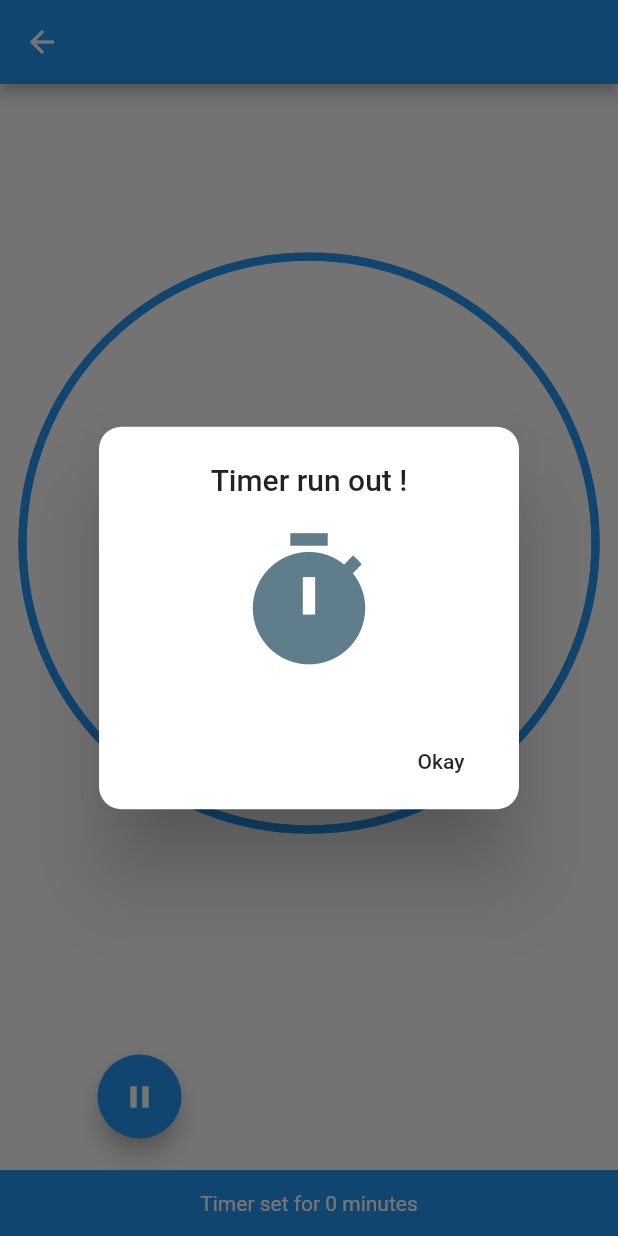
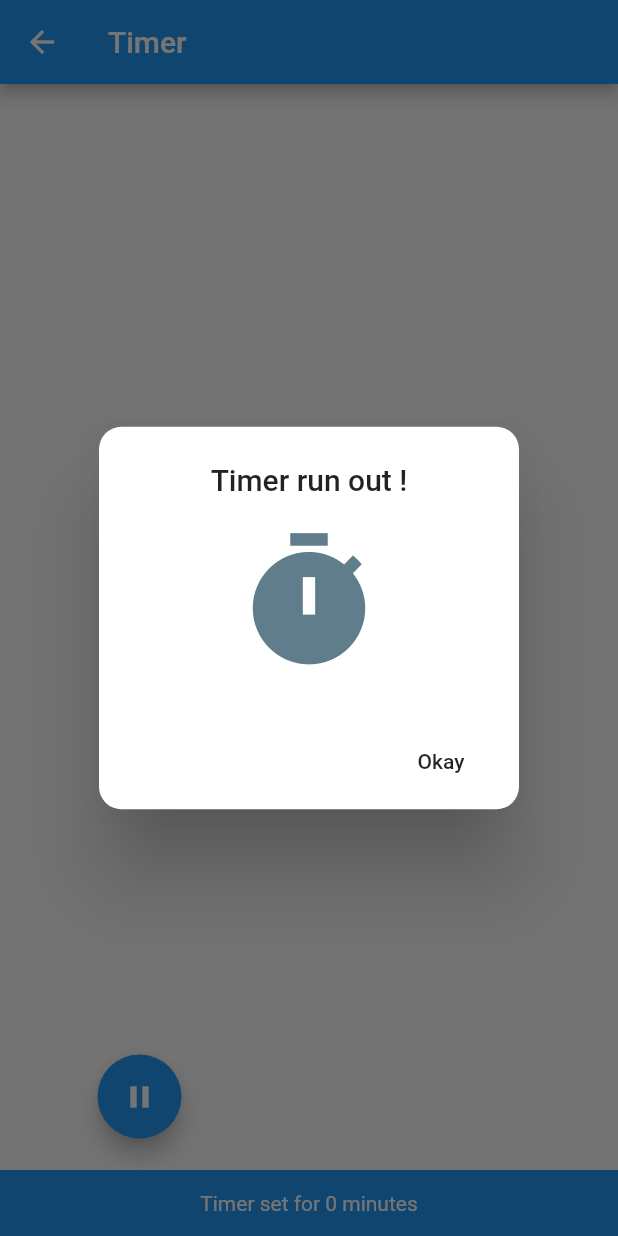
Before and after one commit to emvaized/Nice_animated_timer_app, a Flutter app: the TimerCountDown screen opened directly with empty values, on a phone screen of 412 x 824 dp. Run offline on Flutter 3.47's test engine with Material 2 defaults, Android fonts, the phone set to English and light mode, and no system bars; our stand-ins replace flutter_local_notifications; missing offline and left inert: flutter_duration_picker; statements that could not run were skipped.

Commit message:
Updated animations.

```diff
--- a/lib/ui/TimerScreen.dart
+++ b/lib/ui/TimerScreen.dart
@@ -53,18 +53,57 @@ class _TimerCountDownState extends State<TimerCountDown>
         onWillPop: () async =>
             timerIsOn ? await showWarningOnTimerRunning() : true,
         child: Scaffold(
-            appBar: AppBar(),
+            appBar: AppBar(
+              title: Text('Timer'),
+            ),
             body: Builder(builder: (BuildContext context) {
               scaffoldContext = context;
               return Padding(
-                  padding: EdgeInsets.all(15.0),
+                  padding: EdgeInsets.only(left: 15.0, right: 15.0, top: 60.0, bottom: 15.0, ),
                   child: Column(
+                    mainAxisSize: MainAxisSize.min,
                     children: <Widget>[
                       Expanded(
                           child: Align(
                               alignment: FractionalOffset.center,
                               child: AspectRatio(
                                   aspectRatio: 1.0,
+                                  child: Hero(
+                                    tag: 'showTimer',
+                                      flightShuttleBuilder: (
+                                          BuildContext flightContext,
+                                          Animation<double> animation,
+                                          HeroFlightDirection flightDirection,
+                                          BuildContext fromHeroContext,
+                                          BuildContext toHeroContext,
+                                          ) {
+                                        final Hero toHero = toHeroContext.widget;
+
+                                        if(flightDirection == HeroFlightDirection.push) {
+                                          return ScaleTransition(
+                                            scale: animation.drive(
+                                              Tween<double>(begin: 0.7, end: 1.0).chain(
+                                                CurveTween(
+                                                  curve: Curves.easeIn,
+                                                ),
+                                              ),
+                                            ),
+                                            child: toHero.child,
+                                          );
+                                        } else if (flightDirection == HeroFlightDirection.pop){
+                                          return ScaleTransition(
+                                            scale: animation.drive(
+                                              Tween<double>(begin: 1.0, end: 1.0).chain(
+                                                CurveTween(
+                                                  curve: Curves.easeIn,
+                                                ),
+                                              ),
+                                            ),
+                                            child: toHero.child,
+                                          );
+                                        }
+                                      },
+                                    child: Material(
                                       child: InkWell(
                                           borderRadius: BorderRadius.all(
                                               Radius.circular(200)),
@@ -77,77 +116,18 @@ class _TimerCountDownState extends State<TimerCountDown>
                                           },
                                           child: Stack(
                                             children: <Widget>[
-                                          Positioned.fill(
-                                              child: Hero(
-                                                  tag: 'showTimer',
-                                                  child: AnimatedBuilder(
-                                                    animation: controller,
-                                                    builder:
-                                                        (BuildContext context,
-                                                            Widget child) {
-                                                      return CustomPaint(
-                                                          painter: TimerPainter(
-                                                        animation: controller,
-                                                        backgroundColor:
-                                                            Colors.grey,
-                                                        color: timerIsPaused
-                                                            ? Colors.black45
-                                                            : Colors.blue,
-                                                      ));
-                                                    },
-                                                  ))),
-                                          Align(
-                                            alignment: FractionalOffset.center,
-                                            child: Column(
-                                              mainAxisAlignment:
-                                                  MainAxisAlignment.spaceEvenly,
-                                              children: <Widget>[
-                                                AnimatedBuilder(
-                                                    animation: controller,
-                                                    builder:
-                                                        (BuildContext context,
-                                                            Widget child) {
-                                                      return Column(
-                                                        children: <Widget>[
-                                                          Text(timeLeft,
-                                                              style: TextStyle(
-                                                                  fontSize: 90,
-                                                                  color: Colors
-                                                                      .black54,
-                                                                  fontWeight:
-                                                                      FontWeight
-                                                                          .w300)),
-                                                          !timerIsPaused
-                                                              ? Text(
-                                                                  'Timer is running',
-                                                                  style: TextStyle(
-                                                                      color: Colors
-                                                                          .blue,
-                                                                      fontSize:
-                                                                          18.0))
-                                                              : timerIsOn
-                                                                  ? Text(
-                                                                      'PAUSED',
-                                                                      style: TextStyle(
-                                                                          color: Colors
-                                                                              .grey,
-                                                                          fontSize:
-                                                                              18.0))
-                                                                  : Text(
-                                                                      'STOPPED',
-                                                                      style: TextStyle(
-                                                                          color: Colors
-                                                                              .grey,
-                                                                          fontSize:
-                                                                              18.0)),
+                                              new ProgressAnimatedCircle(
+                                                  controller: controller,
+                                                  timerIsPaused: timerIsPaused),
+                                              new TimerCountText(
+                                                  timerValue: widget.timerValue,
+                                                  controller: controller,
+                                                  timerIsPaused: timerIsPaused,
+                                                  timerIsOn: timerIsOn),
                                             ],
-                                                      );
-                                                    }),
-                                              ],
+                                          )),
                                     ),
-                                          ),
-                                        ],
-                                      ))))),
+                                  )))),
                       Container(
                         margin: EdgeInsets.all(50.0),
                         child: Row(
@@ -189,11 +169,6 @@ class _TimerCountDownState extends State<TimerCountDown>
                     ],
                   ));
             })));
-  }
-
-  String get timeLeft {
-    Duration duration = widget.timerValue * controller.value;
-    return '${duration.inHours}:${duration.inMinutes % 60}:${(duration.inSeconds % 60).toString().padLeft(2, '0')}';
   }
 
   startTimer() {
@@ -266,17 +241,11 @@ class _TimerCountDownState extends State<TimerCountDown>
         builder: ((_) => AlertDialog(
               shape: RoundedRectangleBorder(
                   borderRadius: BorderRadius.all(Radius.circular(15.0))),
-              title: new Text(
+              title: Text(
                 'Timer run out !',
                 textAlign: TextAlign.center,
               ),
-              content: new Column(
-                mainAxisSize: MainAxisSize.min,
-                mainAxisAlignment: MainAxisAlignment.center,
-                children: <Widget>[
-                  Icon(Icons.timer, size: 100, color: Colors.blueGrey)
-                ],
-              ),
+              content: Icon(Icons.timer, size: 100, color: Colors.blueGrey),
               actions: <Widget>[
                 new FlatButton(
                     onPressed: () => {
@@ -286,6 +255,7 @@ class _TimerCountDownState extends State<TimerCountDown>
                             timerPausedValue = null;
                             timerIsPaused = true;
                           }),
+                          Navigator.of(context).pop(),
                           Navigator.of(context).pop()
                         },
                     child: new Text('Okay')),
@@ -323,7 +293,7 @@ class _TimerCountDownState extends State<TimerCountDown>
                   title: Row(
                     children: <Widget>[
                       Icon(Icons.error_outline),
-                      SizedBox(width: 10),
+                      SizedBox(width: 30),
                       Text(
                         'Timer is running!',
                         textAlign: TextAlign.center,
@@ -350,3 +320,86 @@ class _TimerCountDownState extends State<TimerCountDown>
         .then((value) => answer);
   }
 }
+
+class ProgressAnimatedCircle extends StatelessWidget {
+  const ProgressAnimatedCircle({
+    Key key,
+    @required this.controller,
+    @required this.timerIsPaused,
+  }) : super(key: key);
+
+  final AnimationController controller;
+  final bool timerIsPaused;
+
+  @override
+  Widget build(BuildContext context) {
+    return Positioned.fill(
+        child: AnimatedBuilder(
+          animation: controller,
+          builder: (BuildContext context, Widget child) {
+            return CustomPaint(
+                painter: TimerPainter(
+              animation: controller,
+              backgroundColor: Colors.grey,
+              color: timerIsPaused ? Colors.black45 : Colors.blue,
+            ));
+          },
+        ));
+  }
+}
+
+class TimerCountText extends StatelessWidget {
+  const TimerCountText({
+    Key key,
+    @required this.controller,
+    @required this.timerIsPaused,
+    @required this.timerIsOn,
+    @required this.timerValue,
+  }) : super(key: key);
+
+  final AnimationController controller;
+  final bool timerIsPaused;
+  final bool timerIsOn;
+  final timerValue;
+
+  String get timeLeft {
+    Duration duration = timerValue * controller.value;
+    return '${duration.inHours}:${duration.inMinutes % 60}:${(duration.inSeconds % 60).toString().padLeft(2, '0')}';
+  }
+
+  @override
+  Widget build(BuildContext context) {
+    return Align(
+      alignment: FractionalOffset.center,
+      child: Column(
+        mainAxisAlignment: MainAxisAlignment.spaceEvenly,
+        children: <Widget>[
+          AnimatedBuilder(
+              animation: controller,
+              builder: (BuildContext context, Widget child) {
+                return Column(
+                  children: <Widget>[
+                    Text(timeLeft,
+                        style: TextStyle(
+                            fontSize: 90,
+                            color: Colors.black54,
+                            fontWeight: FontWeight.w300)),
+                    !timerIsPaused
+                        ? Text('Timer is running',
+                            style:
+                                TextStyle(color: Colors.blue, fontSize: 18.0))
+                        : timerIsOn
+                            ? Text('PAUSED',
+                                style: TextStyle(
+                                    color: Colors.grey, fontSize: 18.0))
+                            : Text('STOPPED',
+                                style: TextStyle(
+                                    color: Colors.grey, fontSize: 18.0)),
+                  ],
+                );
+              }),
+        ],
+      ),
+    );
+  }
+}
--- a/lib/ui/utils/ProgressBarDrawer.dart
+++ b/lib/ui/utils/ProgressBarDrawer.dart
@@ -19,9 +19,9 @@ class TimerPainter extends CustomPainter {
       ..strokeCap = StrokeCap.round
       ..style = PaintingStyle.stroke;
 
-    canvas.drawCircle(size.center(Offset.zero), size.width / 2.0, paint);
+    //canvas.drawCircle(size.center(Offset.zero), size.width / 2.0, paint);
     paint.color = color;
-    double progress = (1.0 - animation.value) * 2 * math.pi;
+    double progress = (animation.value) * 2 * math.pi;
     canvas.drawArc(Offset.zero & size, math.pi * 1.5, progress, false, paint);
   }
 
```
Also changed, not shown: lib/ui/HistoryScreen.dart (+113 -29 lines), lib/ui/TimePickerHome.dart (+13 -12 lines). Lines whose indentation alone changed are shown as unchanged.
